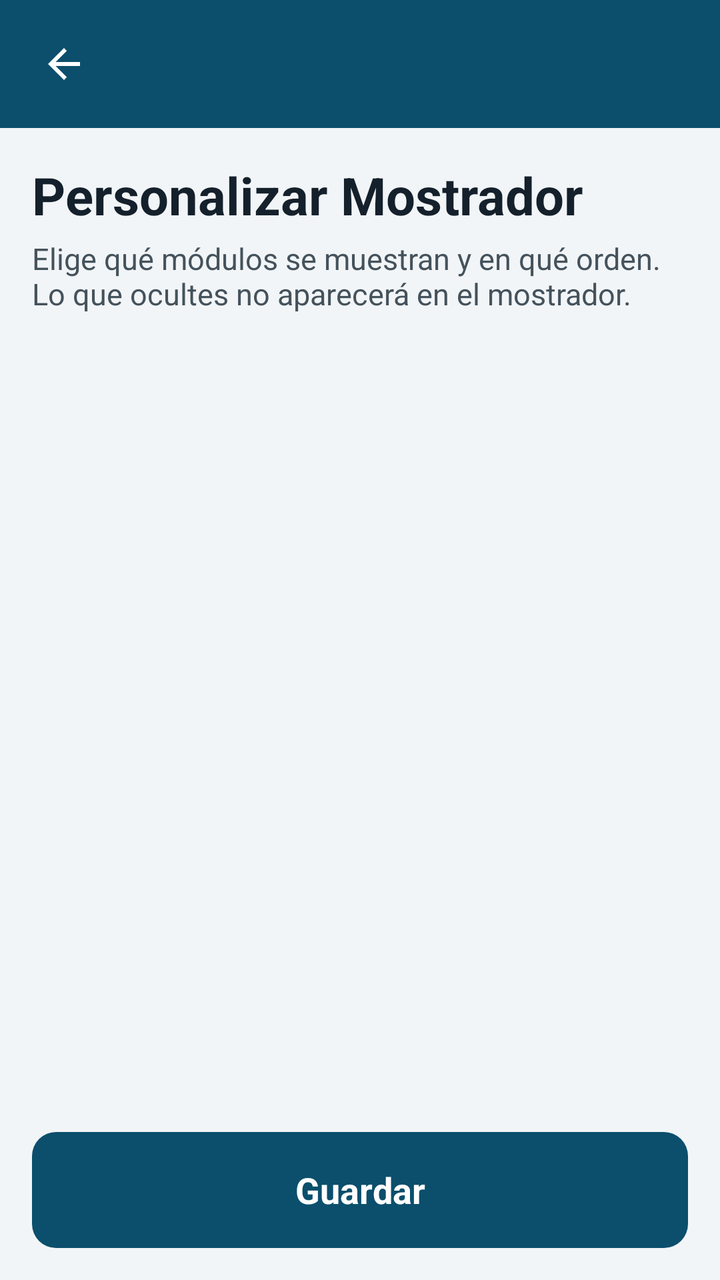
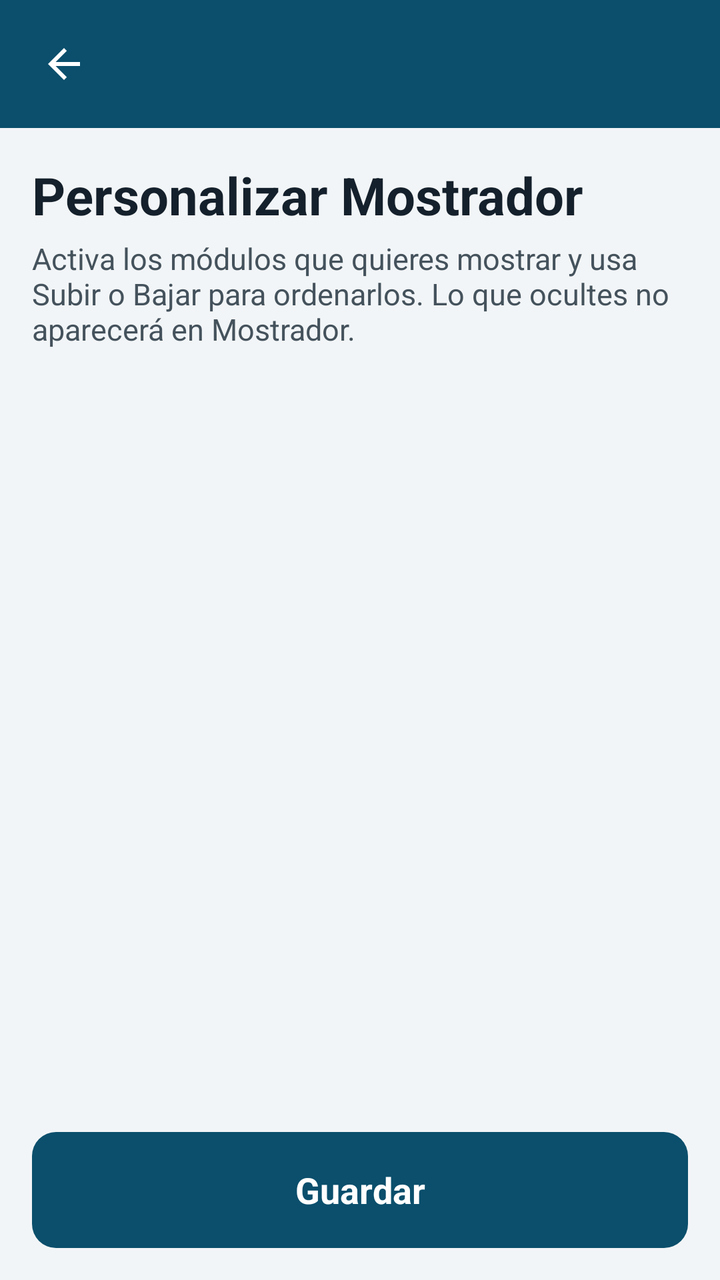

Compare the two renders of this Android layout. The source of the first and the diff that turns it into the second are given below.
<!-- AndroidManifest.xml: application theme Tema -->
<!-- res/layout/activity_mostrador_config.xml -->
<?xml version="1.0" encoding="utf-8"?>
<LinearLayout xmlns:android="http://schemas.android.com/apk/res/android"
    android:layout_width="match_parent"
    android:layout_height="match_parent"
    android:orientation="vertical"
    android:background="@color/fondo">

    <include layout="@layout/barra_superior" />

    <ScrollView
        android:layout_width="match_parent"
        android:layout_height="0dp"
        android:layout_weight="1"
        android:fillViewport="true">

        <LinearLayout
            android:layout_width="match_parent"
            android:layout_height="wrap_content"
            android:orientation="vertical"
            android:padding="16dp">

            <TextView
                android:layout_width="match_parent"
                android:layout_height="wrap_content"
                android:text="Personalizar Mostrador"
                android:textColor="@color/texto"
                android:textSize="26sp"
                android:textStyle="bold" />

            <TextView
                style="@style/Ayuda"
                android:layout_width="match_parent"
                android:layout_height="wrap_content"
                android:text="Elige qué módulos se muestran y en qué orden. Lo que ocultes no aparecerá en el mostrador." />

            <LinearLayout
                android:id="@+id/contenedorOpciones"
                android:layout_width="match_parent"
                android:layout_height="wrap_content"
                android:layout_marginTop="14dp"
                android:orientation="vertical" />
        </LinearLayout>
    </ScrollView>

    <Button
        android:id="@+id/btnGuardarMostrador"
        style="@style/BotonPrimario"
        android:layout_width="match_parent"
        android:layout_height="wrap_content"
        android:layout_margin="16dp"
        android:text="Guardar" />
</LinearLayout>
<!-- res/layout/barra_superior.xml (included above) -->
<?xml version="1.0" encoding="utf-8"?>
<LinearLayout xmlns:android="http://schemas.android.com/apk/res/android"
    android:layout_width="match_parent"
    android:layout_height="wrap_content"
    android:orientation="horizontal"
    android:gravity="center_vertical"
    android:background="?android:attr/colorPrimary"
    android:minHeight="64dp"
    android:paddingLeft="6dp"
    android:paddingRight="12dp"
    android:paddingTop="6dp"
    android:paddingBottom="6dp">

    <ImageButton
        android:id="@+id/btnAtras"
        android:layout_width="52dp"
        android:layout_height="52dp"
        android:background="?android:attr/selectableItemBackgroundBorderless"
        android:src="@drawable/ic_atras"
        android:tint="@color/blanco"
        android:contentDescription="@string/volver"
        android:scaleType="centerInside" />

    <TextView
        android:id="@+id/tituloBarra"
        android:layout_width="0dp"
        android:layout_height="wrap_content"
        android:layout_weight="1"
        android:layout_marginStart="4dp"
        android:textColor="@color/blanco"
        android:textSize="22sp"
        android:textStyle="bold"
        android:maxLines="2"
        android:ellipsize="end" />
</LinearLayout>
<!-- resources referenced by this layout -->
<resources>
  <color name="blanco">#FFFFFF</color>
  <color name="fondo">#F2F5F7</color>
  <color name="texto">#14202B</color>
  <!-- drawable ic_atras (drawable) -->
  <?xml version="1.0" encoding="utf-8"?>
  <vector xmlns:android="http://schemas.android.com/apk/res/android"
      android:width="24dp" android:height="24dp"
      android:viewportWidth="24" android:viewportHeight="24">
      <path android:fillColor="#FF000000" android:pathData="M20,11H7.83l5.59,-5.59L12,4l-8,8 8,8 1.41,-1.41L7.83,13H20v-2z"/>
  </vector>
  <string name="volver">Volver</string>
  <style name="Ayuda">
          <item name="android:textSize">15sp</item>
          <item name="android:textColor">@color/texto_secundario</item>
          <item name="android:layout_marginTop">4dp</item>
      </style>
  <style name="BotonPrimario">
          <item name="android:background">@drawable/boton_primario</item>
          <item name="android:textColor">@color/blanco</item>
          <item name="android:textSize">18sp</item>
          <item name="android:textStyle">bold</item>
          <item name="android:textAllCaps">false</item>
          <item name="android:gravity">center</item>
          <item name="android:minHeight">58dp</item>
          <item name="android:paddingLeft">18dp</item>
          <item name="android:paddingRight">18dp</item>
          <item name="android:stateListAnimator">@null</item>
          <item name="android:backgroundTint">@null</item>
      </style>
  <style name="Tema" parent="@android:style/Theme.Material.Light.NoActionBar">
          <item name="android:colorPrimary">@color/primario</item>
          <item name="android:colorPrimaryDark">@color/primario_oscuro</item>
          <item name="android:colorAccent">@color/primario</item>
          <item name="android:windowBackground">@color/fondo</item>
          <item name="android:statusBarColor">@color/primario_oscuro</item>
          <item name="android:navigationBarColor">@color/superficie</item>
          <item name="android:windowLightNavigationBar">true</item>
          <item name="android:textColorPrimary">@color/texto</item>
          <item name="android:textColorSecondary">@color/texto_secundario</item>
          <item name="android:textColorHint">@color/texto_secundario</item>
          <item name="android:fontFamily">sans-serif</item>
          <item name="android:windowNoTitle">true</item>
          
          <item name="android:windowOptOutEdgeToEdgeEnforcement">true</item>
      </style>
  <color name="texto_secundario">#44525C</color>
  <!-- drawable boton_primario (drawable) -->
  <?xml version="1.0" encoding="utf-8"?>
  <selector xmlns:android="http://schemas.android.com/apk/res/android">
      <item android:state_enabled="false">
          <shape><solid android:color="@color/deshabilitado"/><corners android:radius="12dp"/></shape>
      </item>
      <item android:state_pressed="true">
          <shape><solid android:color="@color/primario_oscuro"/><corners android:radius="12dp"/></shape>
      </item>
      <item>
          <shape><solid android:color="@color/primario"/><corners android:radius="12dp"/></shape>
      </item>
  </selector>
  <color name="primario">#0B4F6C</color>
  <color name="primario_oscuro">#073A50</color>
  <color name="superficie">#FFFFFF</color>
  <color name="deshabilitado">#8A979F</color>
</resources>

<!-- the commit's change to res/layout/activity_mostrador_config.xml (unified diff, before → after) -->
@@ -31,7 +31,7 @@
                 style="@style/Ayuda"
                 android:layout_width="match_parent"
                 android:layout_height="wrap_content"
-                android:text="Elige qué módulos se muestran y en qué orden. Lo que ocultes no aparecerá en el mostrador." />
+                android:text="Activa los módulos que quieres mostrar y usa Subir o Bajar para ordenarlos. Lo que ocultes no aparecerá en Mostrador." />
 
             <LinearLayout
                 android:id="@+id/contenedorOpciones"
